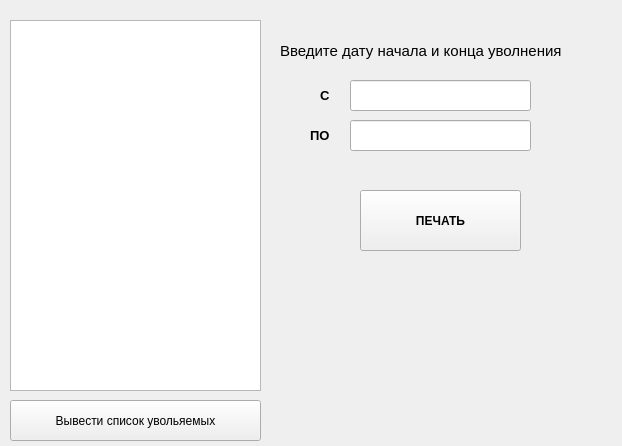
Qt form dialog.ui (dhdbd3uwh/information_technology) before a commit.
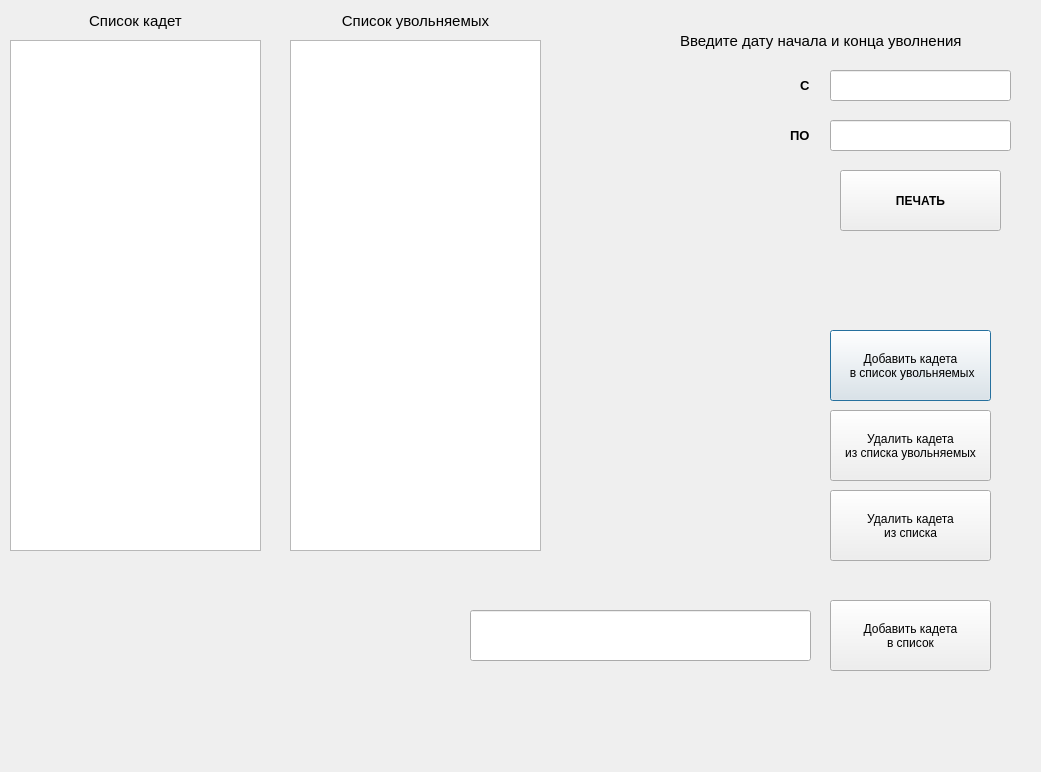
The same form after that commit.

```diff
--- a/dialog.ui
+++ b/dialog.ui
@@ -6,12 +6,12 @@
    <rect>
     <x>0</x>
     <y>0</y>
-    <width>622</width>
-    <height>446</height>
+    <width>1041</width>
+    <height>772</height>
    </rect>
   </property>
   <property name="sizePolicy">
-   <sizepolicy hsizetype="Maximum" vsizetype="Maximum">
+   <sizepolicy hsizetype="Maximum" vsizetype="Preferred">
     <horstretch>0</horstretch>
     <verstretch>0</verstretch>
    </sizepolicy>
@@ -24,8 +24,8 @@
   </property>
   <property name="maximumSize">
    <size>
-    <width>622</width>
-    <height>446</height>
+    <width>10000</width>
+    <height>10000</height>
    </size>
   </property>
   <property name="baseSize">
@@ -37,43 +37,21 @@
   <property name="windowTitle">
    <string>Печать</string>
   </property>
-  <widget class="QPushButton" name="ButtonAdd">
+  <widget class="QListWidget" name="listWidget1">
    <property name="geometry">
     <rect>
      <x>10</x>
-     <y>400</y>
+     <y>40</y>
      <width>251</width>
-     <height>41</height>
-    </rect>
-   </property>
-   <property name="font">
-    <font>
-     <pointsize>9</pointsize>
-     <kerning>true</kerning>
-    </font>
-   </property>
-   <property name="focusPolicy">
-    <enum>Qt::NoFocus</enum>
-   </property>
-   <property name="text">
-    <string>Вывести список увольяемых</string>
-   </property>
-  </widget>
-  <widget class="QListWidget" name="listWidget">
-   <property name="geometry">
-    <rect>
-     <x>10</x>
-     <y>20</y>
-     <width>251</width>
-     <height>371</height>
+     <height>511</height>
     </rect>
    </property>
   </widget>
   <widget class="QPushButton" name="ButtonPrint">
    <property name="geometry">
     <rect>
-     <x>360</x>
-     <y>190</y>
+     <x>840</x>
+     <y>170</y>
      <width>161</width>
      <height>61</height>
     </rect>
@@ -95,8 +73,8 @@
   <widget class="QLabel" name="label">
    <property name="geometry">
     <rect>
-     <x>280</x>
-     <y>30</y>
+     <x>680</x>
+     <y>20</y>
      <width>341</width>
      <height>41</height>
     </rect>
@@ -118,8 +96,8 @@
   <widget class="QLineEdit" name="lineEdit_start">
    <property name="geometry">
     <rect>
-     <x>350</x>
-     <y>80</y>
+     <x>830</x>
+     <y>70</y>
      <width>181</width>
      <height>31</height>
     </rect>
@@ -128,7 +106,7 @@
   <widget class="QLineEdit" name="lineEdit_end">
    <property name="geometry">
     <rect>
-     <x>350</x>
+     <x>830</x>
      <y>120</y>
      <width>181</width>
      <height>31</height>
@@ -138,8 +116,8 @@
   <widget class="QLabel" name="label_2">
    <property name="geometry">
     <rect>
-     <x>320</x>
-     <y>80</y>
+     <x>800</x>
+     <y>70</y>
      <width>16</width>
      <height>31</height>
     </rect>
@@ -159,7 +137,7 @@
   <widget class="QLabel" name="label_3">
    <property name="geometry">
     <rect>
-     <x>310</x>
+     <x>790</x>
      <y>120</y>
      <width>31</width>
      <height>31</height>
@@ -176,8 +154,125 @@
     <string>ПО</string>
    </property>
   </widget>
-  <zorder>ButtonAdd</zorder>
-  <zorder>listWidget</zorder>
+  <widget class="QListWidget" name="listWidget2">
+   <property name="geometry">
+    <rect>
+     <x>290</x>
+     <y>40</y>
+     <width>251</width>
+     <height>511</height>
+    </rect>
+   </property>
+  </widget>
+  <widget class="QLabel" name="label_4">
+   <property name="geometry">
+    <rect>
+     <x>10</x>
+     <y>10</y>
+     <width>251</width>
+     <height>21</height>
+    </rect>
+   </property>
+   <property name="font">
+    <font>
+     <pointsize>11</pointsize>
+    </font>
+   </property>
+   <property name="text">
+    <string>Список кадет</string>
+   </property>
+   <property name="alignment">
+    <set>Qt::AlignCenter</set>
+   </property>
+  </widget>
+  <widget class="QLabel" name="label_5">
+   <property name="geometry">
+    <rect>
+     <x>290</x>
+     <y>10</y>
+     <width>251</width>
+     <height>21</height>
+    </rect>
+   </property>
+   <property name="font">
+    <font>
+     <pointsize>11</pointsize>
+    </font>
+   </property>
+   <property name="text">
+    <string>Список увольняемых</string>
+   </property>
+   <property name="alignment">
+    <set>Qt::AlignCenter</set>
+   </property>
+  </widget>
+  <widget class="QPushButton" name="add_cadetprint_button">
+   <property name="geometry">
+    <rect>
+     <x>830</x>
+     <y>330</y>
+     <width>161</width>
+     <height>71</height>
+    </rect>
+   </property>
+   <property name="text">
+    <string>Добавить кадета
+ в список увольняемых</string>
+   </property>
+  </widget>
+  <widget class="QPushButton" name="del_cadetprint_button">
+   <property name="geometry">
+    <rect>
+     <x>830</x>
+     <y>410</y>
+     <width>161</width>
+     <height>71</height>
+    </rect>
+   </property>
+   <property name="text">
+    <string>Удалить кадета 
+из списка увольняемых</string>
+   </property>
+  </widget>
+  <widget class="QPushButton" name="del_cadet_button">
+   <property name="geometry">
+    <rect>
+     <x>830</x>
+     <y>490</y>
+     <width>161</width>
+     <height>71</height>
+    </rect>
+   </property>
+   <property name="text">
+    <string>Удалить кадета
+из списка</string>
+   </property>
+  </widget>
+  <widget class="QLineEdit" name="lineEdit_addcadet">
+   <property name="geometry">
+    <rect>
+     <x>470</x>
+     <y>610</y>
+     <width>341</width>
+     <height>51</height>
+    </rect>
+   </property>
+  </widget>
+  <widget class="QPushButton" name="add_cadet_button">
+   <property name="geometry">
+    <rect>
+     <x>830</x>
+     <y>600</y>
+     <width>161</width>
+     <height>71</height>
+    </rect>
+   </property>
+   <property name="text">
+    <string>Добавить кадета 
+в список</string>
+   </property>
+  </widget>
+  <zorder>listWidget1</zorder>
   <zorder>label</zorder>
   <zorder>lineEdit_start</zorder>
   <zorder>lineEdit_end</zorder>
```
Left out of the diff: 12 changed lines with no effect on the pictures.
